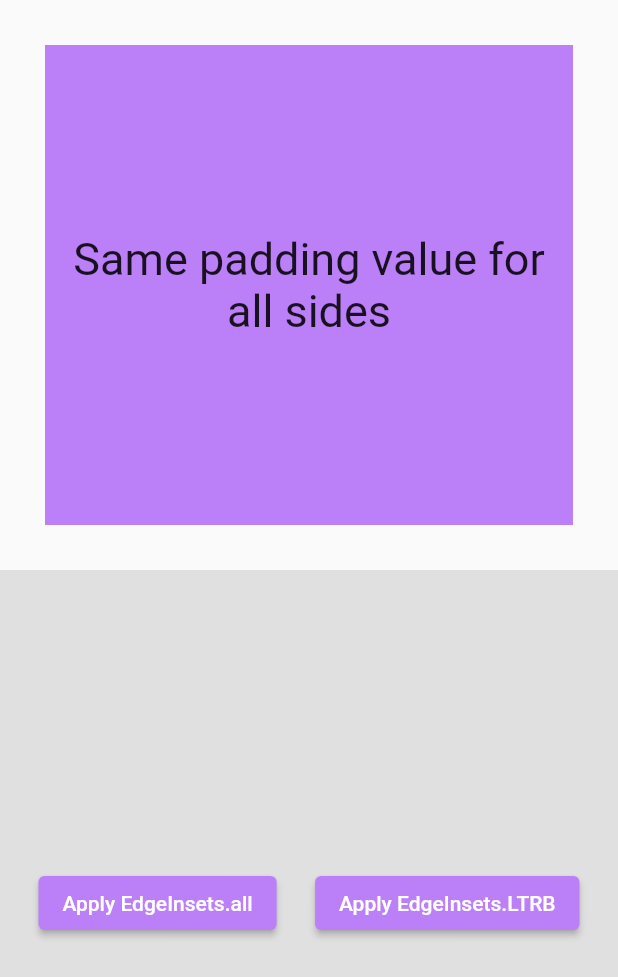
After one commit to ACM-VIT/fludget, a Flutter app: the PaddingImplementation screen opened directly, on a phone screen of 412 x 824 dp. The commit adds this screen. Shown: the top 977 px of the screen. Run offline on Flutter 3.47's test engine with Material 2 defaults, Android fonts, the phone set to English and light mode, and no system bars; our stand-ins replace file_picker, package_info_plus, shared_preferences, webview_flutter; missing offline and left inert: syntax_highlighter; accounts and stored records are empty.

Commit message:
Added padding widget that comes with EdgeInsets options

```diff
--- /dev/null
+++ b/lib/routes/padding.dart
@@ -0,0 +1,108 @@
+import 'package:fludget/Models/codeString.dart';
+import 'package:flutter/material.dart';
+
+class PaddingImplementation extends StatefulWidget {
+  const PaddingImplementation({Key? key}) : super(key: key);
+
+  @override
+  State<PaddingImplementation> createState() => _PaddingImplementationState();
+}
+
+class _PaddingImplementationState extends State<PaddingImplementation> {
+  final String eAll = 'Same padding value for all sides';
+
+  final String eFromLTRB = 'Specific padding values for each side';
+
+  bool isEdgeInsetsAll = true;
+
+  @override
+  Widget build(BuildContext context) {
+    return Scaffold(
+      body: Column(
+        crossAxisAlignment: CrossAxisAlignment.stretch,
+        children: [
+          Padding(
+            padding: isEdgeInsetsAll == true
+                ? EdgeInsets.all(30)
+                : EdgeInsets.fromLTRB(60, 15, 5, 30),
+            child: Container(
+              child: Center(
+                  child: Text(
+                isEdgeInsetsAll == true ? eAll : eFromLTRB,
+                textAlign: TextAlign.center,
+                style: TextStyle(fontSize: 30),
+              )),
+              height: 320,
+              width: 320,
+              color: Theme.of(context).primaryColor,
+            ),
+          ),
+          Flexible(
+            fit: FlexFit.tight,
+            child: Container(
+              color: Colors.grey[300],
+              child: Row(
+                mainAxisAlignment: MainAxisAlignment.spaceEvenly,
+                children: [
+                  ElevatedButton(
+                    onPressed: () {
+                      setState(() {
+                        isEdgeInsetsAll = true;
+                      });
+                    },
+                    child: Text('Apply EdgeInsets.all'),
+                  ),
+                  ElevatedButton(
+                    onPressed: () {
+                      setState(() {
+                        isEdgeInsetsAll = false;
+                      });
+                    },
+                    child: Text('Apply EdgeInsets.LTRB'),
+                  ),
+                ],
+              ),
+            ),
+          ),
+        ],
+      ),
+    );
+  }
+}
+
+class PaddingDescription extends StatelessWidget {
+  const PaddingDescription({Key? key}) : super(key: key);
+
+  @override
+  Widget build(BuildContext context) {
+    return Center(
+      child: Padding(
+        padding: const EdgeInsets.all(8.0),
+        child: Text(
+          'Padding adds empty space around a widget. We can apply padding around any widget by placing it as the child of the Padding widget. The size of the child widget inside padding is constrained by how much space is remaining after adding empty space around. \n'
+          'In provided example, we can set padding on all sides with the EdgeInsets.all() property'
+          ', or, we can set specific paddings for each side with EdgeInsets.LTRB() property',
+          textAlign: TextAlign.justify,
+        ),
+      ),
+    );
+  }
+}
+
+class PaddingCode extends CodeString {
+  const PaddingCode();
+
+  @override
+  String buildCodeString() {
+    return """
+        Padding(
+          padding: const EdgeInsets.all(20),
+          child: Container(
+            height: 300,
+            width: 300,
+            color: Theme.of(context).primaryColor,
+          ),
+        ),
+""";
+  }
+}
--- a/lib/widgetList.dart
+++ b/lib/widgetList.dart
@@ -58,6 +58,7 @@ import 'package:fludget/routes/nested_scroll_view.dart';
 import 'package:fludget/routes/offStage.dart';
 import 'package:fludget/routes/opacity.dart';
 import 'package:fludget/routes/outlinedButton.dart';
+import 'package:fludget/routes/padding.dart';
 import 'package:fludget/routes/pageview.dart';
 import 'package:fludget/routes/place_holder.dart';
 import 'package:fludget/routes/refreshIndicator.dart';
@@ -831,5 +832,15 @@ WidgetModel(
     description: FractioanllySizedBoxDesc(),
     category: [WidgetCategoy.Layout],
     codeString: FractioanallySizedBoxCode(),
+  ),
+  WidgetModel(
+    name: "Padding",
+    link:
+    "https://api.flutter.dev/flutter/widgets/Padding-class.html",
+    subtitle: "Implementation of Padding widget",
+    implementation: PaddingImplementation(),
+    description: PaddingDescription(),
+    category: [WidgetCategoy.Layout],
+    codeString: PaddingCode(),
   )
 ];
```
